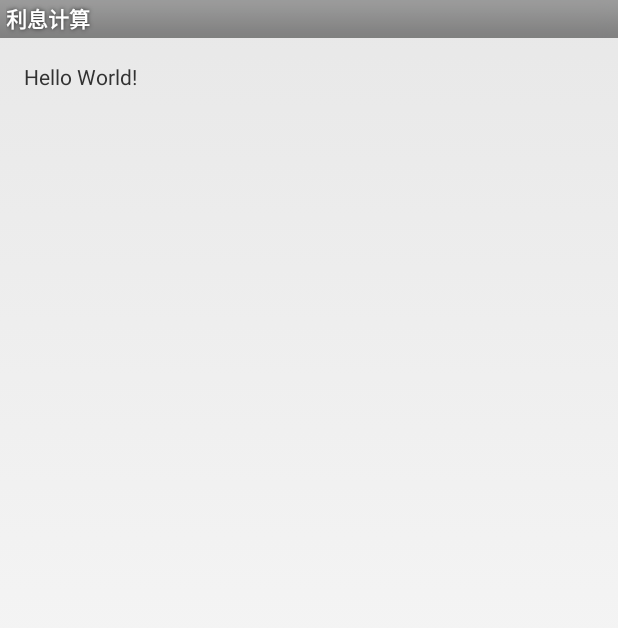
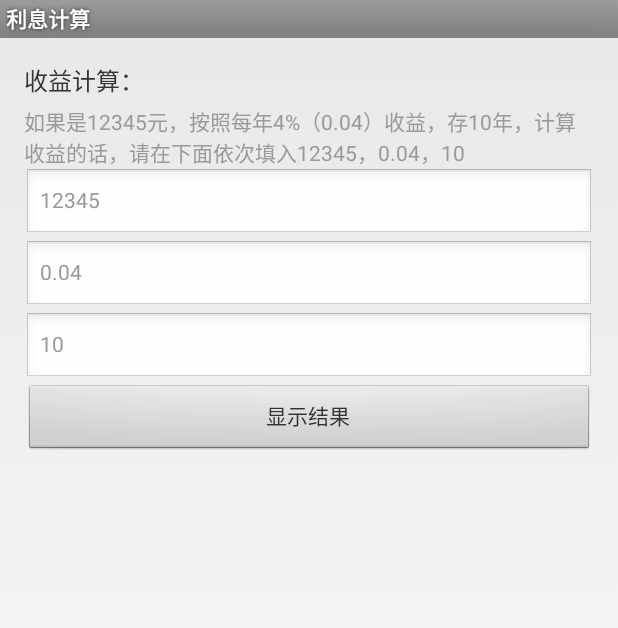
Before and after one commit to liuchonghui/RateCounter, an Android app: the layout activity_main.xml on its own in the app's theme, with its tools: preview values and no code run, on a phone screen of 412 x 824 dp. Shown: the top 628 px of the screen. Run offline under Robolectric (Android 15) with nearby library versions, the phone set to English and light mode, and no system bars.

Commit message:
commit changes

```diff
--- a/RateCounter/app/src/main/res/layout/activity_main.xml
+++ b/RateCounter/app/src/main/res/layout/activity_main.xml
@@ -8,9 +8,68 @@
     android:paddingRight="@dimen/activity_horizontal_margin"
     android:paddingTop="@dimen/activity_vertical_margin"
     tools:context="tool.whosdomainname.android.MainActivity">
-
-    <TextView
+    <TextView android:id="@+id/title"
         android:layout_width="wrap_content"
         android:layout_height="wrap_content"
-        android:text="Hello World!" />
+        android:text="收益计算："
+        android:textSize="16sp"
+        android:textColor="#333333"/>
+
+    <TextView android:id="@+id/text1"
+        android:layout_below="@+id/title"
+        android:paddingTop="5dp"
+        android:layout_width="wrap_content"
+        android:layout_height="wrap_content"
+        android:text="如果是12345元，按照每年4%（0.04）收益，存10年，计算收益的话，请在下面依次填入12345，0.04，10"
+        android:textSize="14sp"
+        android:textColor="#999999"/>
+    <EditText android:id="@+id/yuan"
+        android:layout_width="match_parent"
+        android:layout_height="wrap_content"
+        android:layout_below="@+id/text1"
+        android:gravity="center_vertical"
+        android:paddingTop="5dp"
+        android:textColor="#666666"
+        android:textColorHint="#999999"
+        android:hint="12345"
+        android:textSize="14sp"
+        android:maxLines="1"
+        android:inputType="numberDecimal"
+        android:imeOptions="actionDone"/>
+    <EditText android:id="@+id/rate"
+        android:layout_width="match_parent"
+        android:layout_height="wrap_content"
+        android:gravity="center_vertical"
+        android:layout_below="@+id/yuan"
+        android:paddingTop="5dp"
+        android:textColor="#666666"
+        android:textColorHint="#999999"
+        android:hint="0.04"
+        android:textSize="14sp"
+        android:maxLines="1"
+        android:inputType="numberDecimal"
+        android:imeOptions="actionDone"/>
+    <EditText android:id="@+id/years"
+        android:layout_width="match_parent"
+        android:layout_height="wrap_content"
+        android:gravity="center_vertical"
+        android:layout_below="@+id/rate"
+        android:paddingTop="5dp"
+        android:textColor="#666666"
+        android:textColorHint="#999999"
+        android:hint="10"
+        android:textSize="14sp"
+        android:maxLines="1"
+        android:inputType="numberDecimal"
+        android:imeOptions="actionDone"/>
+    <Button
+        android:id="@+id/confirm"
+        android:layout_width="match_parent"
+        android:layout_height="wrap_content"
+        android:gravity="center"
+        android:layout_below="@+id/years"
+        android:paddingTop="5dp"
+        android:textColor="#333333"
+        android:textSize="14sp"
+        android:text="显示结果"/>
 </RelativeLayout>
```
Also changed, not shown: RateCounter/app/src/main/java/tool/ratecounter/android/Money.java (added, +169 -0 lines), RateCounter/app/src/main/java/tool/ratecounter/android/MoneyInputVerifier.java (added, +49 -0 lines), RateCounter/app/src/main/java/tool/ratecounter/android/RateInputVerifier.java (added, +49 -0 lines), RateCounter/app/src/main/java/tool/ratecounter/android/YearsInputVerifier.java (added, +49 -0 lines), RateCounter/app/src/main/java/tool/ratecounter/fragment/MainFragment.java (+29 -0 lines).
